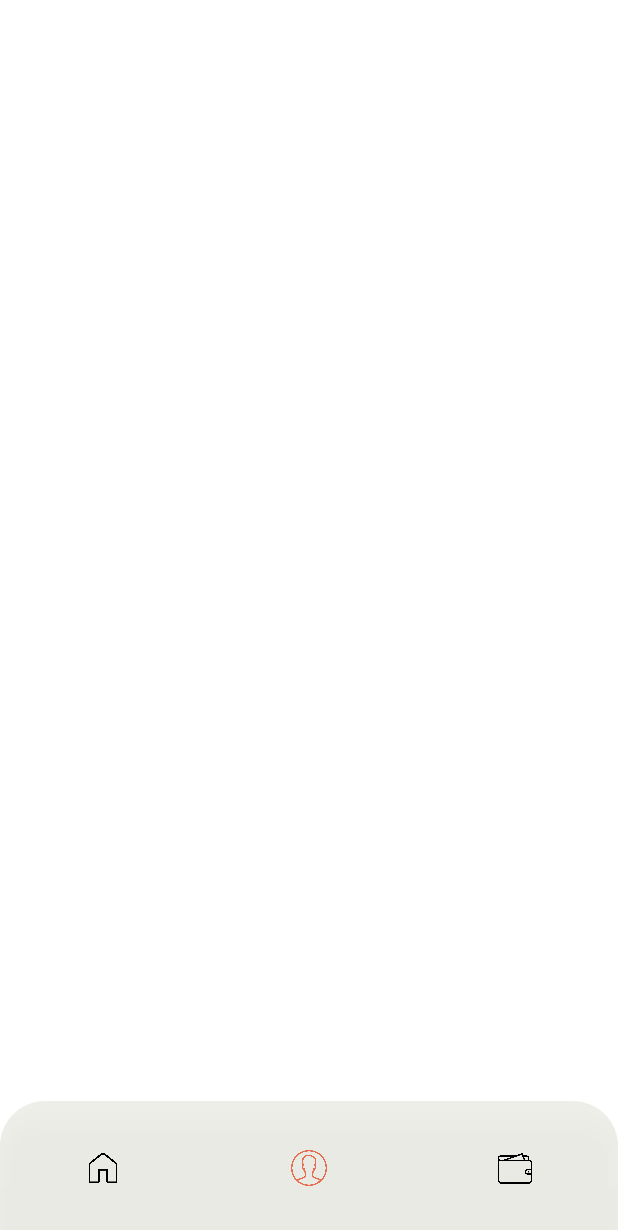
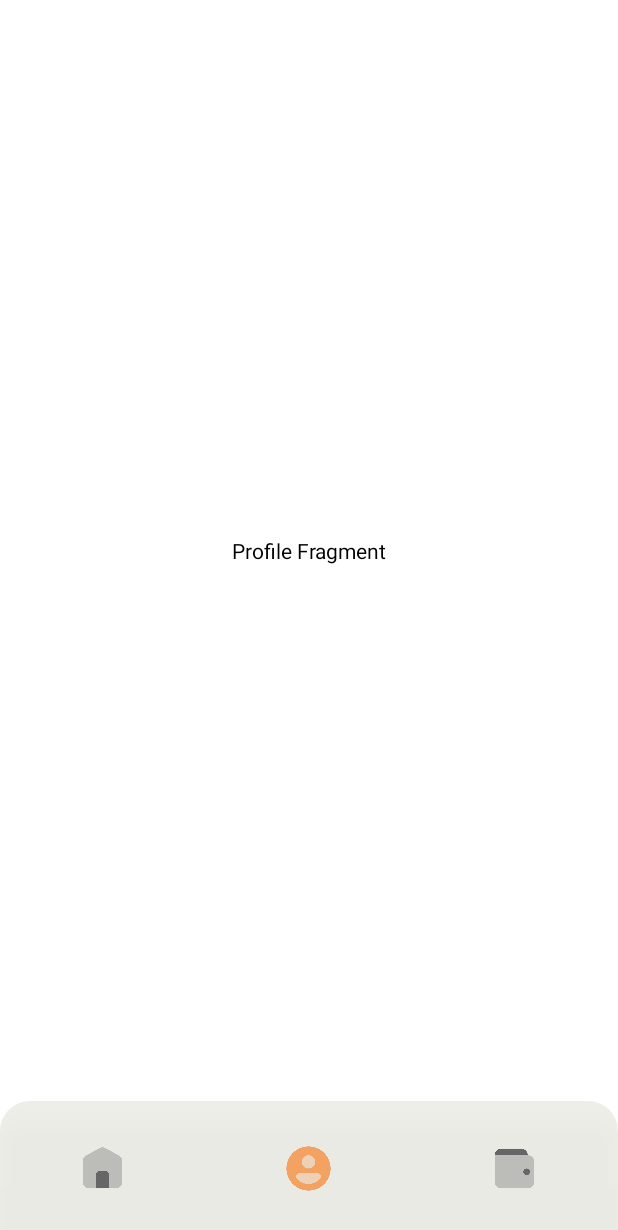
Before and after one commit to ansh1503-xd/CloudVault, an Android app: the MainActivity screen opened directly, with no data from a screen before it, item 2 of the bottom bar chosen, on a phone screen of 412 x 824 dp. Shown: the top 1230 px of the screen. Run offline under Robolectric (Android 15) with nearby library versions, the phone set to English and light mode, and no system bars.

Commit message:
Bottom Tab Completed

```diff
--- a/CloudVault/app/build.gradle
+++ b/CloudVault/app/build.gradle
@@ -36,6 +36,7 @@ dependencies {
     implementation 'com.google.firebase:firebase-firestore:23.0.4'
     implementation 'com.google.firebase:firebase-auth:21.0.1'
     implementation 'com.github.ybq:Android-SpinKit:1.4.0'
+    implementation 'androidx.legacy:legacy-support-v4:1.0.0'
     testImplementation 'junit:junit:4.+'
     implementation 'nl.joery.animatedbottombar:library:1.1.0'
     implementation 'com.airbnb.android:lottie:4.2.0'
--- a/CloudVault/app/src/main/AndroidManifest.xml
+++ b/CloudVault/app/src/main/AndroidManifest.xml
@@ -8,7 +8,7 @@
         android:label="@string/app_name"
         android:roundIcon="@mipmap/ic_launcher_round"
         android:supportsRtl="true"
-        android:theme="@style/Theme.AppCompat.NoActionBar">
+        android:theme="@style/Theme.Design.NoActionBar">
         <activity
             android:name=".MainActivity"
             android:exported="true" />
--- /dev/null
+++ b/CloudVault/app/src/main/java/com/sminfotech/cloudvault/HomeFragment.java
@@ -0,0 +1,21 @@
+package com.sminfotech.cloudvault;
+
+import android.os.Bundle;
+
+import androidx.fragment.app.Fragment;
+
+import android.view.LayoutInflater;
+import android.view.View;
+import android.view.ViewGroup;
+
+public class HomeFragment extends Fragment {
+
+
+    @Override
+    public View onCreateView(LayoutInflater inflater, ViewGroup container,
+                             Bundle savedInstanceState) {
+        View v = inflater.inflate(R.layout.fragment_home, container, false);
+
+        return v;
+    }
+}
--- a/CloudVault/app/src/main/java/com/sminfotech/cloudvault/MainActivity.java
+++ b/CloudVault/app/src/main/java/com/sminfotech/cloudvault/MainActivity.java
@@ -2,26 +2,77 @@ package com.sminfotech.cloudvault;
 
 import static com.sminfotech.cloudvault.SplashActivity.sp;
 
+import androidx.annotation.NonNull;
 import androidx.appcompat.app.AppCompatActivity;
+import androidx.fragment.app.Fragment;
+import androidx.fragment.app.FragmentManager;
+import androidx.fragment.app.FragmentTransaction;
 
 import android.os.Bundle;
+import android.view.MenuItem;
+import android.widget.FrameLayout;
 
 import com.google.android.material.bottomnavigation.BottomNavigationView;
+import com.google.android.material.navigation.NavigationBarView;
 
 public class MainActivity extends AppCompatActivity {
 
     public static String loginuid;
     BottomNavigationView bottomNavigationView;
+    FrameLayout bottomTabContainer;
+    Fragment fragment = null;
 
     @Override
     protected void onCreate(Bundle savedInstanceState) {
         super.onCreate(savedInstanceState);
         setContentView(R.layout.activity_main);
 
-        loginuid = sp.getString("uid","");
+        loginuid = sp.getString("uid", "");
 
         bottomNavigationView = findViewById(R.id.bottomNavigationView);
+        bottomTabContainer = findViewById(R.id.bottomTabContainer);
+        bottomNavigationView.setSelectedItemId(R.id.tab_home);
+        fragment = new HomeFragment();
+        replaceFragment(fragment);
+
+        bottomNavigationView.setOnItemSelectedListener(new NavigationBarView.OnItemSelectedListener() {
+            @Override
+            public boolean onNavigationItemSelected(@NonNull MenuItem item) {
+                switch (item.getItemId()) {
+                    case R.id.tab_home:
+                        fragment = new HomeFragment();
+                        replaceFragment(fragment);
+                        break;
+                    case R.id.tab_profile:
+                        fragment = new ProfileFragment();
+                        replaceFragment(fragment);
+                        break;
+                    case R.id.tab_wallet:
+                        fragment = new EarnFragment();
+                        replaceFragment(fragment);
+                        break;
+                }
+//                if (item.equals(R.id.tab_home)) {
+//                    Fragment fragment = new HomeFragment();
+//                    replaceFragment(fragment);
+//                }else if (item.equals(R.id.tab_profile)){
+//                    Fragment fragment = new ProfileFragment();
+//                    replaceFragment(fragment);
+//                }else if (item.equals(R.id.tab_wallet)){
+//                    Fragment fragment = new EarnFragment();
+//                    replaceFragment(fragment);
+//                }
+                return true;
+            }
+        });
 
         bottomNavigationView.setItemIconTintList(null);
     }
+
+    private void replaceFragment(Fragment fragment) {
+        FragmentManager manager = getSupportFragmentManager();
+        FragmentTransaction transaction = manager.beginTransaction();
+        transaction.replace(R.id.bottomTabContainer, fragment, null);
+        transaction.commit();
+    }
 }
--- /dev/null
+++ b/CloudVault/app/src/main/java/com/sminfotech/cloudvault/ProfileFragment.java
@@ -0,0 +1,21 @@
+package com.sminfotech.cloudvault;
+
+import android.os.Bundle;
+
+import androidx.fragment.app.Fragment;
+
+import android.view.LayoutInflater;
+import android.view.View;
+import android.view.ViewGroup;
+
+
+public class ProfileFragment extends Fragment {
+
+
+    @Override
+    public View onCreateView(LayoutInflater inflater, ViewGroup container,
+                             Bundle savedInstanceState) {
+        View v = inflater.inflate(R.layout.fragment_profile, container, false);
+        return v;
+    }
+}
--- a/CloudVault/app/src/main/res/drawable/bottom_tab_bg.xml
+++ b/CloudVault/app/src/main/res/drawable/bottom_tab_bg.xml
@@ -5,7 +5,7 @@
         android:color="@color/signInWithSocialMedia"/>
 
     <corners
-        android:topLeftRadius="30dp"
-        android:topRightRadius="30dp"/>
+        android:topLeftRadius="20dp"
+        android:topRightRadius="20dp"/>
 
 </shape>
--- a/CloudVault/app/src/main/res/layout/activity_main.xml
+++ b/CloudVault/app/src/main/res/layout/activity_main.xml
@@ -6,6 +6,12 @@
     android:layout_height="match_parent"
     tools:context=".MainActivity"
     android:background="@color/white">
+
+    <FrameLayout
+        android:id="@+id/bottomTabContainer"
+        android:layout_width="match_parent"
+        android:layout_height="match_parent"
+        android:layout_marginBottom="90dp"/>
 
     <LinearLayout
         android:layout_width="match_parent"
@@ -18,6 +24,7 @@
             android:id="@+id/bottomNavigationView"
             android:layout_width="match_parent"
             android:layout_height="90dp"
+            app:itemIconSize="35dp"
             app:layout_constraintStart_toStartOf="parent"
             android:backgroundTint="@color/white"
             app:labelVisibilityMode="unlabeled"
--- /dev/null
+++ b/CloudVault/app/src/main/res/layout/fragment_profile.xml
@@ -0,0 +1,17 @@
+<?xml version="1.0" encoding="utf-8"?>
+<FrameLayout xmlns:android="http://schemas.android.com/apk/res/android"
+    xmlns:tools="http://schemas.android.com/tools"
+    android:layout_width="match_parent"
+    android:layout_height="match_parent"
+    tools:context=".ProfileFragment"
+    android:background="@color/white">
+
+    <!-- TODO: Update blank fragment layout -->
+    <TextView
+        android:layout_width="match_parent"
+        android:layout_height="match_parent"
+        android:text="Profile Fragment"
+        android:gravity="center"
+        android:textColor="@color/black"/>
+
+</FrameLayout>
--- a/CloudVault/app/src/main/res/values/strings.xml
+++ b/CloudVault/app/src/main/res/values/strings.xml
@@ -1,4 +1,6 @@
 <resources>
     <string name="app_name">CloudVault</string>
     <string name="web_client_id">467736301915-9vhfmb1t7rc6qjh8mv63m4rg4886k9u4.apps.googleusercontent.com</string>
+    <!-- TODO: Remove or change this placeholder text -->
+    <string name="hello_blank_fragment">Hello blank fragment</string>
 </resources>
```
Also changed, not shown: CloudVault/app/src/main/java/com/sminfotech/cloudvault/EarnFragment.java (added, +20 -0 lines), CloudVault/app/src/main/res/layout/fragment_earn.xml (added, +17 -0 lines), CloudVault/app/src/main/res/layout/fragment_home.xml (added, +17 -0 lines), CloudVault/app/src/main/res/drawable/home.png, CloudVault/app/src/main/res/drawable/home_selected.png, CloudVault/app/src/main/res/drawable/user.png, CloudVault/app/src/main/res/drawable/user_selected.png, CloudVault/app/src/main/res/drawable/wallet.png, CloudVault/app/src/main/res/drawable/wallet_selected.png.
